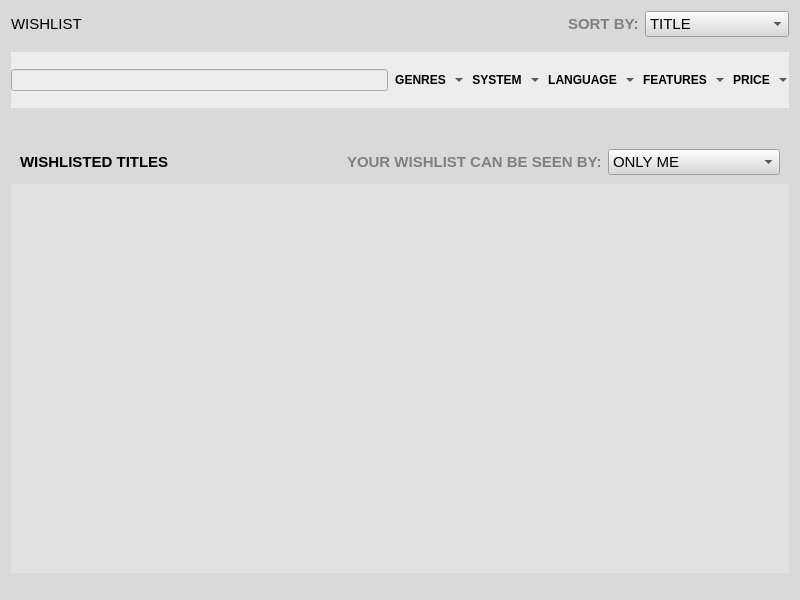
The window that pages/wishlistpage.ui (pamugk/nebulae-qt) describes before a commit, drawn with Qt 5.
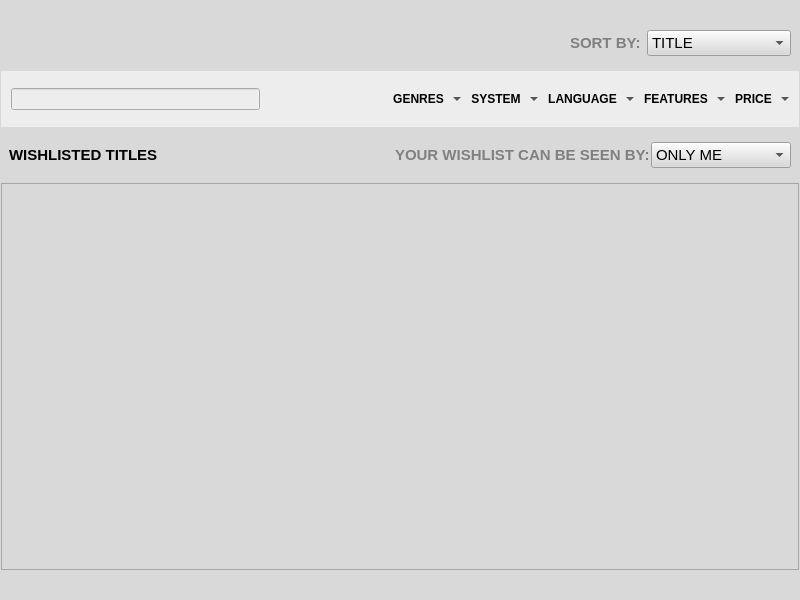
The same window after the commit. Icons and pictures are not drawn.

```diff
--- a/pages/wishlistpage.ui
+++ b/pages/wishlistpage.ui
@@ -26,36 +26,53 @@
    <property name="spacing">
     <number>0</number>
    </property>
+   <property name="leftMargin">
+    <number>0</number>
+   </property>
+   <property name="topMargin">
+    <number>0</number>
+   </property>
+   <property name="rightMargin">
+    <number>0</number>
+   </property>
+   <property name="bottomMargin">
+    <number>0</number>
+   </property>
+   <item>
+    <widget class="QWidget" name="root" native="true">
+     <layout class="QVBoxLayout" name="rootLayout">
+      <property name="spacing">
+       <number>15</number>
+      </property>
+      <property name="leftMargin">
+       <number>1</number>
+      </property>
+      <property name="topMargin">
+       <number>30</number>
+      </property>
+      <property name="rightMargin">
+       <number>1</number>
+      </property>
+      <property name="bottomMargin">
+       <number>30</number>
+      </property>
    <item>
     <widget class="QWidget" name="header" native="true">
-     <layout class="QHBoxLayout" name="headerLayout">
+        <layout class="QHBoxLayout" name="headerLayout" stretch="0,0,0">
       <property name="leftMargin">
-       <number>0</number>
+          <number>8</number>
       </property>
       <property name="topMargin">
        <number>0</number>
       </property>
       <property name="rightMargin">
-       <number>0</number>
+          <number>8</number>
       </property>
       <property name="bottomMargin">
-       <number>15</number>
+          <number>0</number>
       </property>
       <item>
-       <widget class="QLabel" name="headerTitleLabel">
-        <property name="font">
-         <font>
-          <pointsize>11</pointsize>
-          <bold>false</bold>
-         </font>
-        </property>
-        <property name="text">
-         <string>WISHLIST</string>
-        </property>
-       </widget>
-      </item>
-      <item>
-       <spacer name="horizontalSpacer">
+          <spacer name="headerSpacer">
         <property name="orientation">
          <enum>Qt::Orientation::Horizontal</enum>
         </property>
@@ -121,18 +138,18 @@
      <property name="styleSheet">
       <string notr="true">background: rgb(237, 237, 237);</string>
      </property>
-     <layout class="QHBoxLayout" name="filtersLayout">
+        <layout class="QHBoxLayout" name="filtersLayout" stretch="2,1,0,0,0,0,0">
       <property name="spacing">
-       <number>0</number>
+          <number>1</number>
       </property>
       <property name="leftMargin">
-       <number>0</number>
+          <number>10</number>
       </property>
       <property name="topMargin">
        <number>0</number>
       </property>
       <property name="rightMargin">
-       <number>0</number>
+          <number>8</number>
       </property>
       <property name="bottomMargin">
        <number>0</number>
@@ -144,6 +161,19 @@
         </property>
        </widget>
       </item>
+         <item>
+          <spacer name="filtersSpacer">
+           <property name="orientation">
+            <enum>Qt::Orientation::Horizontal</enum>
+           </property>
+           <property name="sizeHint" stdset="0">
+            <size>
+             <width>40</width>
+             <height>20</height>
+            </size>
+           </property>
+          </spacer>
+         </item>
       <item>
        <widget class="QToolButton" name="genresToolButton">
         <property name="sizePolicy">
@@ -302,23 +332,38 @@
      <widget class="QWidget" name="resultsPage">
       <layout class="QVBoxLayout" name="resultsPageLayout">
        <property name="spacing">
-        <number>0</number>
+           <number>15</number>
        </property>
        <property name="leftMargin">
         <number>0</number>
        </property>
        <property name="topMargin">
-        <number>32</number>
+           <number>0</number>
        </property>
        <property name="rightMargin">
         <number>0</number>
        </property>
        <property name="bottomMargin">
-        <number>16</number>
+           <number>0</number>
        </property>
        <item>
         <widget class="QWidget" name="resultsPageHeader" native="true">
-         <layout class="QHBoxLayout" name="resultsPageHeaderLayout">
+            <layout class="QHBoxLayout" name="resultsPageHeaderLayout" stretch="1,0,0">
+             <property name="spacing">
+              <number>1</number>
+             </property>
+             <property name="leftMargin">
+              <number>8</number>
+             </property>
+             <property name="topMargin">
+              <number>0</number>
+             </property>
+             <property name="rightMargin">
+              <number>8</number>
+             </property>
+             <property name="bottomMargin">
+              <number>0</number>
+             </property>
           <item>
            <widget class="QLabel" name="titleLabel">
             <property name="font">
@@ -332,19 +377,6 @@
             </property>
            </widget>
           </item>
-          <item>
-           <spacer name="headerSpacer">
-            <property name="orientation">
-             <enum>Qt::Orientation::Horizontal</enum>
-            </property>
-            <property name="sizeHint" stdset="0">
-             <size>
-              <width>40</width>
-              <height>20</height>
-             </size>
-            </property>
-           </spacer>
-          </item>
           <item>
            <widget class="QLabel" name="visibilityLabel">
             <property name="font">
@@ -399,13 +431,6 @@
        </item>
        <item>
         <widget class="QScrollArea" name="resultsScrollArea">
-         <property name="styleSheet">
-          <string notr="true">QScrollArea
-{
-	background: #e1e1e1;
-	border: none;
-}</string>
-         </property>
          <property name="widgetResizable">
           <bool>true</bool>
          </property>
@@ -414,25 +439,22 @@
            <rect>
             <x>0</x>
             <y>0</y>
-            <width>788</width>
-            <height>387</height>
-           </rect>
-          </property>
-          <property name="styleSheet">
-           <string notr="true">background: #e1e1e1;</string>
-          </property>
+               <width>794</width>
+               <height>365</height>
+              </rect>
+             </property>
           <layout class="QVBoxLayout" name="resultsScrollAreaContentsLayout">
            <property name="spacing">
             <number>1</number>
            </property>
            <property name="leftMargin">
-            <number>0</number>
+               <number>8</number>
            </property>
            <property name="topMargin">
             <number>0</number>
            </property>
            <property name="rightMargin">
-            <number>0</number>
+               <number>8</number>
            </property>
            <property name="bottomMargin">
             <number>0</number>
@@ -545,6 +567,9 @@
        </item>
       </layout>
      </widget>
+       </widget>
+      </item>
+     </layout>
     </widget>
    </item>
   </layout>
```
Lines whose indentation alone changed are shown as unchanged.
